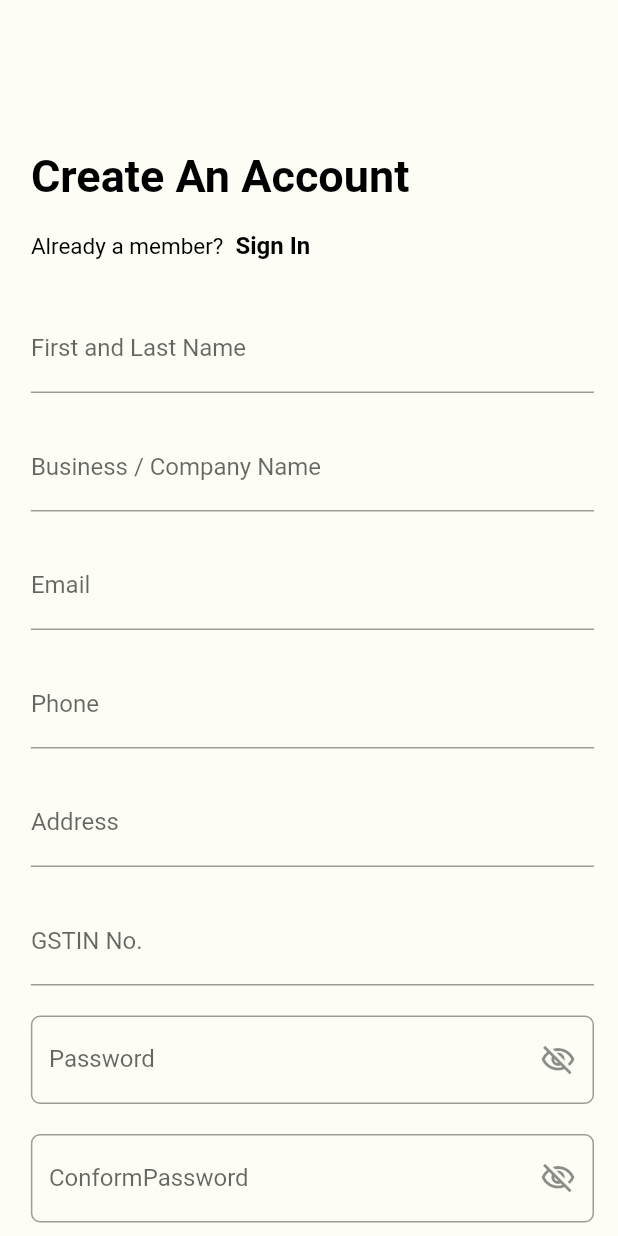
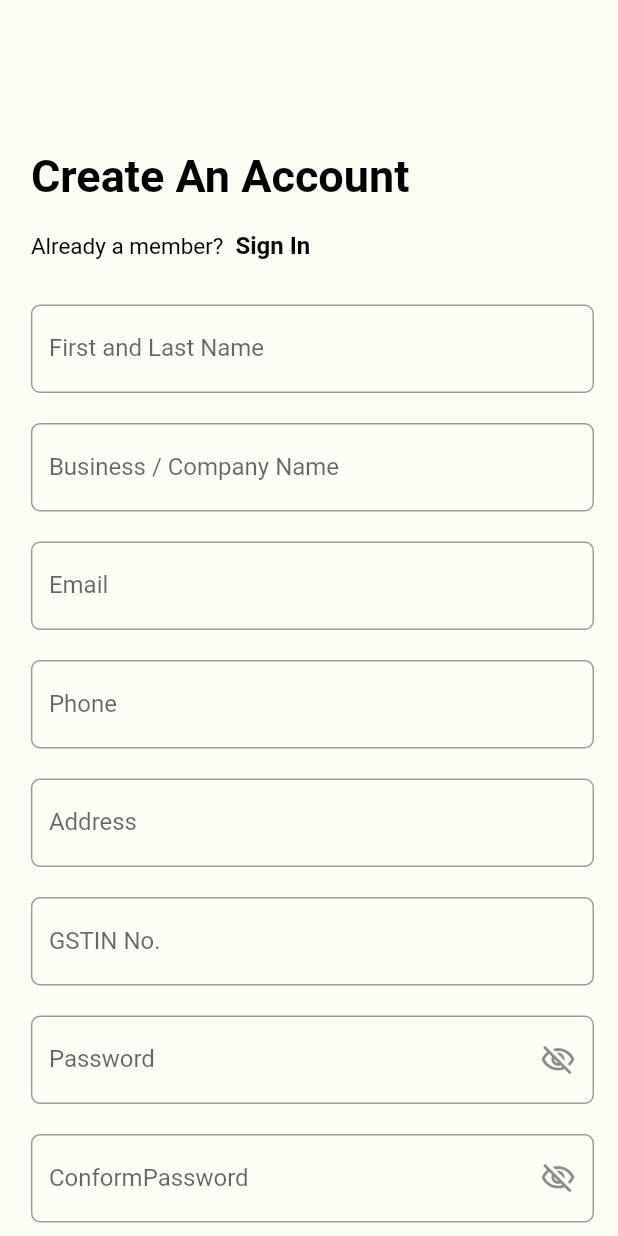
Before and after one commit to san-project/SaleItNow, a Flutter app: the screen it shows after launch, after a tap on "Sign Up", on a phone screen of 412 x 824 dp. Run offline on Flutter 3.47's test engine with Material 2 defaults, Android fonts, the phone set to English and light mode, and no system bars; our stand-ins replace dio, google_fonts, google_nav_bar, pretty_dio_logger, shared_preferences, sizer; Roboto replaces fonts that are missing (Laila).

Commit message:
integrated auth apis

```diff
--- a/lib/data/repos/base_api.dart
+++ b/lib/data/repos/base_api.dart
@@ -5,7 +5,7 @@ class BaseApi {
   BaseApi._();
   factory BaseApi() => BaseApi._()..init();
   static final _dio =
-      Dio(BaseOptions(baseUrl: 'http://192.168.1.103:5000/api/v1'));
+      Dio(BaseOptions(baseUrl: 'https://buyitnow-j5c7.onrender.com/api/v1'));
   Dio get dio => _dio;
   init() {
     _dio.interceptors.add(PrettyDioLogger());
--- a/lib/main.dart
+++ b/lib/main.dart
@@ -1,6 +1,7 @@
 import 'package:flutter/material.dart';
 import 'package:provider/provider.dart';
 import 'package:saleitnow/providers/auth_provider.dart';
+import 'package:saleitnow/utils/shared_prefs.dart';
 
 import 'package:sizer/sizer.dart';
 
@@ -8,7 +9,9 @@ import 'bottom_navigation_bar.dart';
 import 'constants.dart';
 import 'view/screens/auth/sign_in.dart';
 
-void main() {
+Future<void> main() async {
+  WidgetsFlutterBinding.ensureInitialized();
+  await SharedPrefs.instance().init();
   runApp(const MyApp());
 }
 
@@ -18,7 +21,6 @@ class MyApp extends StatelessWidget {
   // This widget is the root of your application.
   @override
   Widget build(BuildContext context) {
-    return Sizer(builder: (context, orientation, deviceType) {
     return MultiProvider(
       providers: [
         ChangeNotifierProvider<AuthProvider>(
@@ -38,10 +40,13 @@ class MyApp extends StatelessWidget {
             // ),
           ),
         ),
-            home: const SiginPage()
+        home: Sizer(builder: (context, orientation, deviceType) {
+          return SharedPrefs.instance().token == null
+              ? const SiginPage()
+              : const BottomNavigation();
           // SiginPage(),
+        }),
       ),
     );
-    });
   }
 }
--- /dev/null
+++ b/lib/utils/shared_prefs.dart
@@ -0,0 +1,20 @@
+import 'package:shared_preferences/shared_preferences.dart';
+
+class SharedPrefs {
+  static late final SharedPreferences prefs;
+  SharedPrefs._();
+  static final _instance = SharedPrefs._();
+  factory SharedPrefs.instance() => _instance;
+  Future<void> init() async {
+    prefs = await SharedPreferences.getInstance();
+  }
+
+  void setToken(String token) => prefs.setString('token', token);
+  String? get token => prefs.getString('token');
+  void setUserId(String userId) => prefs.setString('userId', userId);
+  String? get userId => prefs.getString('userId');
+  void set(bool isAdmin) => prefs.setBool('isAdmin', isAdmin);
+  bool get isAdmin => prefs.getBool('token') ?? false;
+
+  Future<bool> clear() async => await prefs.clear();
+}
--- a/lib/view/screens/auth/sign_in.dart
+++ b/lib/view/screens/auth/sign_in.dart
@@ -7,6 +7,7 @@ import 'package:saleitnow/data/repos/auth_repo.dart';
 import 'package:saleitnow/providers/auth_provider.dart';
 import 'package:sizer/sizer.dart';
 
+import '../../../bottom_navigation_bar.dart';
 import 'sign_up.dart';
 
 class SiginPage extends StatefulWidget {
@@ -21,6 +22,7 @@ class _SiginPageState extends State<SiginPage> {
 
   late final TextEditingController _emailController;
   late final TextEditingController _passwordController;
+  final _formKey = GlobalKey<FormState>();
   @override
   void initState() {
     _emailController = TextEditingController();
@@ -41,6 +43,8 @@ class _SiginPageState extends State<SiginPage> {
       body: SingleChildScrollView(
         child: Padding(
           padding: EdgeInsets.symmetric(horizontal: 5.w),
+          child: Form(
+            key: _formKey,
             child: Column(
               crossAxisAlignment: CrossAxisAlignment.start,
               children: [
@@ -57,7 +61,8 @@ class _SiginPageState extends State<SiginPage> {
                   children: [
                     Text(
                       "WelCome Back.",
-                    style: GoogleFonts.laila(fontSize: 20, color: Colors.black),
+                      style:
+                          GoogleFonts.laila(fontSize: 20, color: Colors.black),
                     ),
                   ],
                 ),
@@ -65,7 +70,8 @@ class _SiginPageState extends State<SiginPage> {
                   children: [
                     Text(
                       "You've been missed!",
-                    style: GoogleFonts.laila(fontSize: 20, color: Colors.black),
+                      style:
+                          GoogleFonts.laila(fontSize: 20, color: Colors.black),
                     ),
                   ],
                 ),
@@ -94,7 +100,8 @@ class _SiginPageState extends State<SiginPage> {
                   children: [
                     Text(
                       "Don't have an account?",
-                    style: GoogleFonts.laila(fontSize: 15, color: Colors.black),
+                      style:
+                          GoogleFonts.laila(fontSize: 15, color: Colors.black),
                     ),
                     TextButton(
                       onPressed: () {
@@ -115,18 +122,32 @@ class _SiginPageState extends State<SiginPage> {
                 SizedBox(
                   width: 100.w,
                   height: 12.w,
-                child: ElevatedButton(
+                  child: Consumer<AuthProvider>(
+                    builder: (context, provider, child) => ElevatedButton(
                       style: ElevatedButton.styleFrom(
                           backgroundColor: Colors.black,
                           shape: RoundedRectangleBorder(
                               borderRadius: BorderRadius.circular(12))),
-                  onPressed: () {
-                    context.read<AuthProvider>().signIn(
-                        _emailController.text, _passwordController.text);
-                    // AuthRepo().signIn(
-                    //     email: _emailController.text,
-                    //     password: _passwordController.text);
+                      onPressed: provider.isLoading
+                          ? null
+                          : () {
+                              final isValid = _formKey.currentState!.validate();
+                              if (!isValid) {
+                                return;
+                              }
+                              provider.signIn(_emailController.text,
+                                  _passwordController.text, context);
+                              Navigator.pushReplacement(
+                                  context,
+                                  MaterialPageRoute(
+                                    builder: (_) => const BottomNavigation(),
+                                  ));
                             },
+                      child: Visibility(
+                        visible: !provider.isLoading,
+                        replacement: const CircularProgressIndicator(
+                          color: Colors.white,
+                        ),
                         child: Text(
                           "Sign In",
                           style: GoogleFonts.laila(
@@ -137,7 +158,10 @@ class _SiginPageState extends State<SiginPage> {
                         ),
                       ),
                     ),
+                  ),
+                ),
               ],
+            ),
           ),
         ),
       ),
@@ -150,6 +174,12 @@ class _SiginPageState extends State<SiginPage> {
       child: TextFormField(
         controller: _passwordController,
         keyboardType: TextInputType.visiblePassword,
+        validator: (value) {
+          if (value == null || value.isEmpty) {
+            return 'Password Cannot be Empty';
+          }
+          return null;
+        },
         decoration: InputDecoration(
           labelText: "Password",
           focusedBorder: UnderlineInputBorder(
@@ -169,6 +199,15 @@ class _SiginPageState extends State<SiginPage> {
       padding: const EdgeInsets.symmetric(vertical: 5),
       child: TextFormField(
         controller: _emailController,
+        validator: (value) {
+          if (value == null ||
+              value.isEmpty ||
+              !RegExp(r"^[a-zA-Z0-9.a-zA-Z0-9.!#$%&'*+-/=?^_`{|}~]+@[a-zA-Z0-9]+\.[a-zA-Z]+")
+                  .hasMatch(value)) {
+            return 'Enter a valid email!';
+          }
+          return null;
+        },
         keyboardType: TextInputType.emailAddress,
         decoration: InputDecoration(
           labelText: "Email",
--- a/lib/view/screens/auth/sign_up.dart
+++ b/lib/view/screens/auth/sign_up.dart
@@ -63,7 +63,7 @@ class _SignupPageState extends State<SignupPage> {
       gstNo: _gstinController.text,
       mobile: _mobileController.text,
     );
-    context.read<AuthProvider>().signUp(seller);
+    context.read<AuthProvider>().signUp(seller, context);
   }
 
   final inputBorder =
@@ -140,7 +140,7 @@ class _SignupPageState extends State<SignupPage> {
                     child: Consumer<AuthProvider>(
                       builder: (BuildContext context, provider, child) =>
                           provider.isLoading
-                              ? CircularProgressIndicator()
+                              ? const CircularProgressIndicator()
                               : Text(
                                   "Sign Up",
                                   style: GoogleFonts.laila(
@@ -152,7 +152,7 @@ class _SignupPageState extends State<SignupPage> {
                     ),
                   ),
                 ),
-                SizedBox(
+                const SizedBox(
                   height: 20,
                 )
               ],
@@ -165,7 +165,7 @@ class _SignupPageState extends State<SignupPage> {
 
   String? textFiledValidator(String? value) {
     if (value == null || value.isEmpty) {
-      return 'Enter a valid password!';
+      return 'This Field Cannot be Empty!';
     }
     return null;
   }
@@ -178,7 +178,9 @@ class _SignupPageState extends State<SignupPage> {
         keyboardType: TextInputType.text,
         validator: textFiledValidator,
         decoration: InputDecoration(
-            labelText: "First and Last Name", focusedBorder: inputBorder),
+            labelText: "First and Last Name",
+            focusedBorder: inputBorder,
+            border: inputBorder),
       ),
     );
   }
@@ -190,7 +192,9 @@ class _SignupPageState extends State<SignupPage> {
         controller: _businessNameController,
         keyboardType: TextInputType.text,
         decoration: InputDecoration(
-            labelText: "Business / Company Name", focusedBorder: inputBorder),
+            labelText: "Business / Company Name",
+            focusedBorder: inputBorder,
+            border: inputBorder),
       ),
     );
   }
@@ -201,8 +205,10 @@ class _SignupPageState extends State<SignupPage> {
       child: TextFormField(
         controller: _addressController,
         keyboardType: TextInputType.text,
-        decoration:
-            InputDecoration(labelText: "Address", focusedBorder: inputBorder),
+        decoration: InputDecoration(
+            labelText: "Address",
+            focusedBorder: inputBorder,
+            border: inputBorder),
       ),
     );
   }
@@ -222,8 +228,10 @@ class _SignupPageState extends State<SignupPage> {
           }
           return null;
         },
-        decoration:
-            InputDecoration(labelText: "Email", focusedBorder: inputBorder),
+        decoration: InputDecoration(
+            labelText: "Email",
+            focusedBorder: inputBorder,
+            border: inputBorder),
       ),
     );
   }
@@ -235,8 +243,10 @@ class _SignupPageState extends State<SignupPage> {
         controller: _mobileController,
         validator: textFiledValidator,
         keyboardType: TextInputType.number,
-        decoration:
-            InputDecoration(labelText: "Phone", focusedBorder: inputBorder),
+        decoration: InputDecoration(
+            labelText: "Phone",
+            focusedBorder: inputBorder,
+            border: inputBorder),
       ),
     );
   }
@@ -248,8 +258,10 @@ class _SignupPageState extends State<SignupPage> {
         controller: _gstinController,
         validator: textFiledValidator,
         keyboardType: TextInputType.visiblePassword,
-        decoration:
-            InputDecoration(labelText: "GSTIN No.", focusedBorder: inputBorder),
+        decoration: InputDecoration(
+            labelText: "GSTIN No.",
+            focusedBorder: inputBorder,
+            border: inputBorder),
       ),
     );
   }
```
Also changed, not shown: lib/providers/auth_provider.dart (+17 -6 lines), lib/utils/snack_bar.dart (added, +13 -0 lines), lib/view/screens/account_screen.dart (+38 -4 lines). Lines whose indentation alone changed are shown as unchanged.
